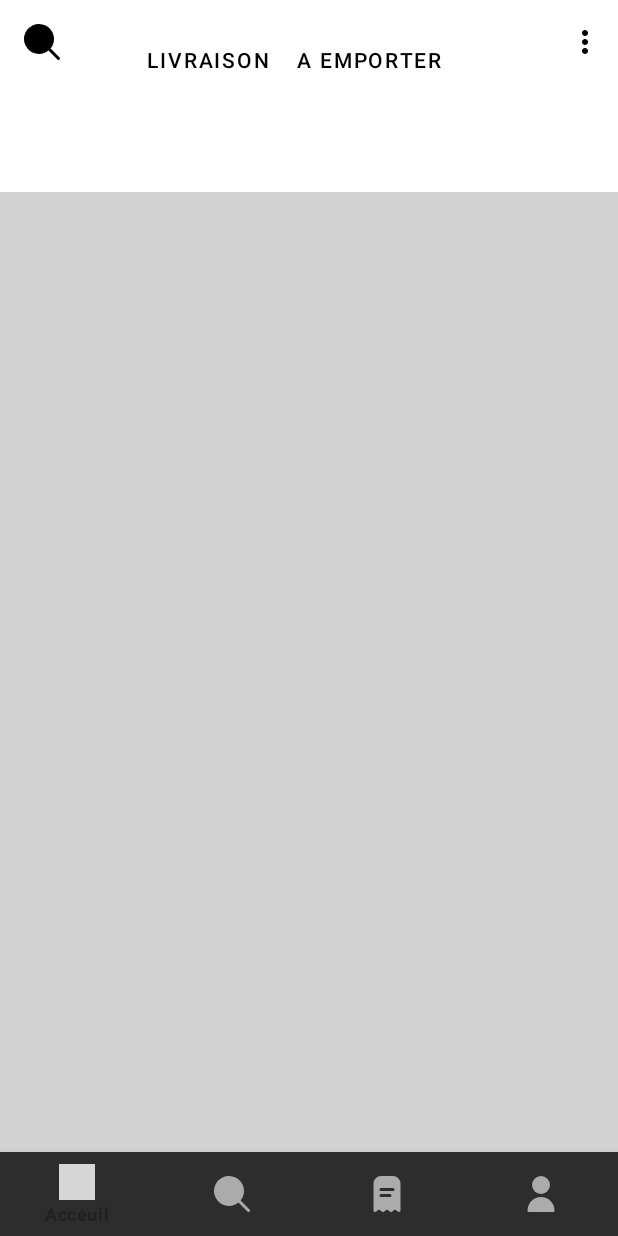
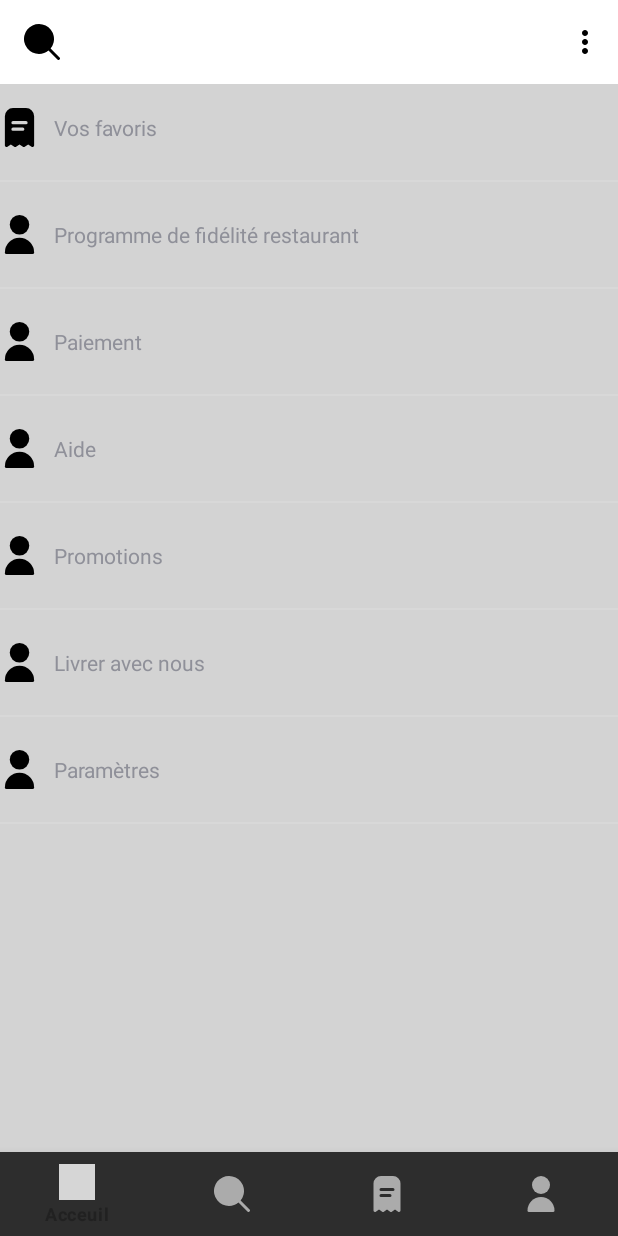
Before and after one commit to jeremysimione/DelivFood, an Android app: the screen it shows after launch once a user with an empty profile is signed in (client before the commit, AccountActivity after it), item 4 of the bottom bar chosen, on a phone screen of 412 x 824 dp. Run offline under Robolectric (Android 15) with nearby library versions, the phone set to English and light mode, and no system bars; our stand-ins replace ButterKnife, Firebase (no records; nobody signed in at launch, a user with empty details on screens opened directly); libraries missing offline, so code that uses them is left out: com.firebase.ui; Roboto replaces fonts that are not available here; 2 statements that could not run were skipped; grey boxes are pictures that could not be loaded.

Commit message:
design fix for client

```diff
--- a/LivraisonRestaurant/app/src/main/AndroidManifest.xml
+++ b/LivraisonRestaurant/app/src/main/AndroidManifest.xml
@@ -17,6 +17,12 @@
         <activity android:name=".ui.login.Auth.Restaurant.historiqueOrders"></activity>
         <activity android:name=".ui.login.Auth.Restaurant.ajoute_products" />
         <activity android:name=".ui.login.Auth.Restaurant.ListProduct" />
+        <activity android:name=".ui.login.Auth.Client.OrdersActivity"></activity>
+        <activity android:name=".ui.login.Auth.Client.AccountActivity" />
+        <activity android:name=".ui.login.Auth.Client.SearchActivity" />
+        <activity android:name=".ui.login.Auth.Client.SettingsActivity"></activity>
+        <activity android:name=".ui.login.Auth.Client.MenuRestaurantActivity"></activity>
+
 
         <meta-data
             android:name="com.google.android.geo.API_KEY"
--- a/LivraisonRestaurant/app/src/main/java/com/example/livraisonrestaurant/ui/login/Auth/Client/AccountActivity.java
+++ b/LivraisonRestaurant/app/src/main/java/com/example/livraisonrestaurant/ui/login/Auth/Client/AccountActivity.java
@@ -11,40 +11,37 @@ import android.widget.ListView;
 import android.widget.Toast;
 
 import com.example.livraisonrestaurant.R;
+import com.example.livraisonrestaurant.ui.login.CustomAdapter;
+import com.example.livraisonrestaurant.ui.login.RowItem;
 
 import java.util.ArrayList;
 import java.util.HashMap;
 
 public class AccountActivity extends AppCompatActivity {
+    ListView myListView;
+    ArrayList<RowItem> myRowItems;
+    HashMap<String, Intent> test = new HashMap<String, Intent>();
 
-    HashMap<String, Intent> test = new HashMap<String,Intent>();
     @Override
     protected void onCreate(Bundle savedInstanceState) {
         super.onCreate(savedInstanceState);
         setContentView(R.layout.activity_account);
+        myRowItems = new ArrayList<RowItem>();
 
-            final ListView listview = (ListView) findViewById(R.id.listview);
-            String[] values = new String[] { "Vos favoris", "Paiement", "Programme de fidélité restaurant",
-                    "Préférences professionelles", "Aide", "Promotions", "Deliver with Delivfood", "Paramètres"};
+        myListView = (ListView) findViewById(R.id.listview);
 
+        fillArrayList();
         test.put("Paramètres",new Intent(this,SettingsActivity.class));
-
-            final ArrayList<String> list = new ArrayList<String>();
-            for (int i = 0; i < values.length; ++i) {
-                list.add(values[i]);
-            }
-            final StableArrayAdapter adapter = new StableArrayAdapter(this,
-                    android.R.layout.simple_list_item_1, list);
-            listview.setAdapter(adapter);
-
-            listview.setOnItemClickListener(new AdapterView.OnItemClickListener() {
+        CustomAdapter myAdapter = new CustomAdapter(getApplicationContext(), myRowItems);
+        myListView.setAdapter(myAdapter);
+        myListView.setOnItemClickListener(new AdapterView.OnItemClickListener() {
 
             @Override
             public void onItemClick(AdapterView<?> parent, final View view,
                                     int position, long id) {
-                    final String item = (String) parent.getItemAtPosition(position);
-                    System.out.println("iciiiiiiiiiiiiiiiiiiii" + item);
-                    startActivity(test.get(item));
+                RowItem list_row = myRowItems.get(position);
+
+                startActivity(test.get(list_row.getHeading()));
 
                 // Toast.makeText(getApplicationContext(), item,Toast.LENGTH_LONG);
             }
@@ -52,28 +49,49 @@ public class AccountActivity extends AppCompatActivity {
         });
     }
 
-        private class StableArrayAdapter extends ArrayAdapter<String> {
 
-            HashMap<String, Integer> mIdMap = new HashMap<String, Integer>();
+    private void fillArrayList() {
 
-            public StableArrayAdapter(AccountActivity context, int textViewResourceId,
-                                      ArrayList<String> objects) {
-                super(context, textViewResourceId, objects);
-                for (int i = 0; i < objects.size(); ++i) {
-                    mIdMap.put(objects.get(i), i);
-                }
-            }
+        RowItem row_one = new RowItem();
+        row_one.setHeading("Vos favoris");
+        row_one.setSubHeading("");
+        row_one.setSmallImageName(R.drawable.ic_fi_sr_receipt);
 
-            @Override
-            public long getItemId(int position) {
-                String item = getItem(position);
-                return mIdMap.get(item);
-            }
+        myRowItems.add(row_one);
 
-            @Override
-            public boolean hasStableIds() {
-                return true;
-            }
+        RowItem row_two = new RowItem();
+        row_two.setHeading("Programme de fidélité restaurant");
+        row_two.setSmallImageName(R.drawable.ic_fi_sr_user);
+        myRowItems.add(row_two);
+
+
+        RowItem row_three = new RowItem();
+        row_three.setHeading("Paiement");
+        row_three.setSmallImageName(R.drawable.ic_fi_sr_user);
+        myRowItems.add(row_three);
+
+
+        RowItem row_four = new RowItem();
+        row_four.setHeading("Aide");
+        row_four.setSmallImageName(R.drawable.ic_fi_sr_user);
+        myRowItems.add(row_four);
+
+
+        RowItem row_five = new RowItem();
+        row_five.setHeading("Promotions");
+        row_five.setSmallImageName(R.drawable.ic_fi_sr_user);
+        myRowItems.add(row_five);
+
+
+        RowItem row_six = new RowItem();
+        row_six.setHeading("Livrer avec nous");
+        row_six.setSmallImageName(R.drawable.ic_fi_sr_user);
+        myRowItems.add(row_six);
+
+        RowItem row_seven = new RowItem();
+        row_seven.setHeading("Paramètres");
+        row_seven.setSmallImageName(R.drawable.ic_fi_sr_user);
+        myRowItems.add(row_seven);
 
     }
 
--- /dev/null
+++ b/LivraisonRestaurant/app/src/main/java/com/example/livraisonrestaurant/ui/login/CustomAdapter.java
@@ -0,0 +1,58 @@
+package com.example.livraisonrestaurant.ui.login;
+
+import android.content.Context;
+import android.view.LayoutInflater;
+import android.view.View;
+import android.view.ViewGroup;
+import android.widget.BaseAdapter;
+import android.widget.ImageView;
+import android.widget.TextView;
+
+import com.example.livraisonrestaurant.R;
+
+import java.util.ArrayList;
+
+public class CustomAdapter extends BaseAdapter {
+
+    private ArrayList<RowItem> singleRow;
+    private LayoutInflater thisInflater;
+
+    public CustomAdapter(Context context, ArrayList<RowItem> aRow) {
+
+        this.singleRow = aRow;
+        thisInflater = ( LayoutInflater.from(context) );
+
+    }
+    @Override
+    public int getCount() {
+        return singleRow.size( );
+    }
+
+    @Override
+    public Object getItem(int position) {
+        return singleRow.get( position );
+    }
+
+    @Override
+    public long getItemId(int position) {
+        return position;
+    }
+
+    @Override
+    public View getView(int position, View convertView, ViewGroup parent) {
+        if (convertView == null) {
+            convertView = thisInflater.inflate( R.layout.list_view_row, parent, false );
+            TextView theHeading = (TextView) convertView.findViewById(R.id.textHeading);
+            TextView theSubHeading = (TextView) convertView.findViewById(R.id.textSubHeading);
+            ImageView theImage = (ImageView) convertView.findViewById(R.id.imageView2);
+
+            RowItem currentRow = (RowItem) getItem(position);
+
+            theHeading.setText(currentRow.getHeading() );
+            theSubHeading.setText(currentRow.getSubHeading());
+            theImage.setImageResource(currentRow.getSmallImageName());
+        }
+
+        return convertView;
+    }
+}
--- /dev/null
+++ b/LivraisonRestaurant/app/src/main/java/com/example/livraisonrestaurant/ui/login/RowItem.java
@@ -0,0 +1,57 @@
+package com.example.livraisonrestaurant.ui.login;
+
+public class RowItem {
+
+    private String heading;
+    private String subHeading;
+    private int smallImageName;
+    private int bigImageName;
+
+    public void setHeading( String theHeading ) {
+
+        this.heading = theHeading;
+
+    }
+
+    public String getHeading() {
+
+        return this.heading;
+
+    }
+
+    public void setSubHeading( String theSubHeading ) {
+
+        this.subHeading = theSubHeading;
+
+    }
+
+    public String getSubHeading( ) {
+
+        return this.subHeading;
+
+    }
+
+    public void setSmallImageName(int smallName) {
+
+        this.smallImageName = smallName;
+
+    }
+
+    public int getSmallImageName() {
+
+        return this.smallImageName;
+
+    }
+
+    public void setBigImageName(int bigName) {
+
+        this.bigImageName = bigName;
+
+    }
+
+    public int getBigImageName( ) {
+
+        return this.bigImageName;
+
+    }
+}
--- a/LivraisonRestaurant/app/src/main/res/layout/activity_account.xml
+++ b/LivraisonRestaurant/app/src/main/res/layout/activity_account.xml
@@ -1,14 +1,41 @@
 <?xml version="1.0" encoding="utf-8"?>
-<LinearLayout xmlns:android="http://schemas.android.com/apk/res/android"
+<androidx.coordinatorlayout.widget.CoordinatorLayout android:id="@+id/coordinatorLayout"
+    android:layout_width="match_parent"
+    android:theme="@style/Theme.MaterialComponents.Bridge"
+    android:layout_height="match_parent"
+    android:background="#d3d3d3"
+    xmlns:android="http://schemas.android.com/apk/res/android"
     xmlns:app="http://schemas.android.com/apk/res-auto"
-    xmlns:tools="http://schemas.android.com/tools"
-    android:layout_width="match_parent"
-    android:layout_height="match_parent"
-    tools:context=".ui.login.Auth.Client.AccountActivity">
+    tools:context=".ui.login.Auth.Client.AccountActivity"
+    xmlns:tools="http://schemas.android.com/tools">
+
+    <com.google.android.material.appbar.MaterialToolbar
+        android:id="@+id/toolbar"
+        style="@style/Widget.MaterialComponents.Toolbar.Primary"
+        android:layout_width="match_parent"
+        android:layout_height="?attr/actionBarSize"
+        android:background="@color/white"
+        android:elevation="0dp"
+        app:navigationIcon="@drawable/ic_fi_sr_search"
+        android:minHeight="80dp"
+        android:title="@string/app_name"
+        app:layout_collapseMode="pin"
+        app:layout_constraintLeft_toLeftOf="parent"
+        app:layout_constraintRight_toRightOf="parent"
+        app:layout_scrollFlags="scroll|enterAlways|snap"
+        app:menu="@menu/bottom_navigation_menu" />
 
     <ListView xmlns:android="http://schemas.android.com/apk/res/android"
         android:id="@+id/listview"
+        android:paddingTop="50dp"
         android:layout_width="match_parent"
         android:layout_height="match_parent"
         />
-</LinearLayout>
+
+    <com.google.android.material.bottomnavigation.BottomNavigationView
+        android:id="@+id/bottom_nav"
+        app:menu="@menu/bottom_navigation_menu"
+        android:layout_gravity="bottom"
+        android:layout_height="wrap_content"
+        android:layout_width="match_parent" />
+</androidx.coordinatorlayout.widget.CoordinatorLayout>
--- /dev/null
+++ b/LivraisonRestaurant/app/src/main/res/layout/list_view_row.xml
@@ -0,0 +1,45 @@
+<?xml version="1.0" encoding="utf-8"?>
+<LinearLayout xmlns:android="http://schemas.android.com/apk/res/android"
+    xmlns:app="http://schemas.android.com/apk/res-auto"
+    xmlns:tools="http://schemas.android.com/tools"
+    android:layout_width="match_parent"
+    android:layout_height="match_parent"
+    android:orientation="horizontal"
+    tools:layout_editor_absoluteX="194dp"
+    tools:layout_editor_absoluteY="144dp">
+
+
+    <ImageView
+        android:id="@+id/imageView2"
+        android:layout_width="51dp"
+        android:layout_height="70dp"
+        android:layout_weight="1"
+        app:srcCompat="@drawable/avatar"
+        tools:ignore="VectorDrawableCompat" />
+
+    <LinearLayout
+        android:layout_width="match_parent"
+        android:layout_height="70dp"
+        android:layout_weight="1"
+        android:orientation="vertical">
+
+
+        <TextView
+            android:id="@+id/textHeading"
+            android:gravity="left|center"
+            android:layout_marginLeft="10dp"
+            android:layout_width="match_parent"
+            android:layout_height="70dp"
+            android:text="TextView" />
+
+
+        <TextView
+            android:id="@+id/textSubHeading"
+            android:gravity="left|center"
+            app:layout_constraintStart_toStartOf="@id/textHeading"
+            app:layout_constraintTop_toTopOf="@id/textHeading"
+            android:layout_width="match_parent"
+            android:layout_height="35dp"
+            android:text="TextView"/>
+    </LinearLayout>
+</LinearLayout>
```
Also changed, not shown: LivraisonRestaurant/app/src/main/java/com/example/livraisonrestaurant/ui/login/Auth/Client/SettingsActivity.java (+36 -1 lines), LivraisonRestaurant/app/src/main/res/layout/activity_settings.xml (+84 -7 lines), LivraisonRestaurant/app/src/main/res/drawable/avatar.png (added), LivraisonRestaurant/app/src/main/res/drawable/maison.png (added), LivraisonRestaurant/app/src/main/res/drawable/mallette.png (added). Lines whose indentation alone changed are shown as unchanged.
